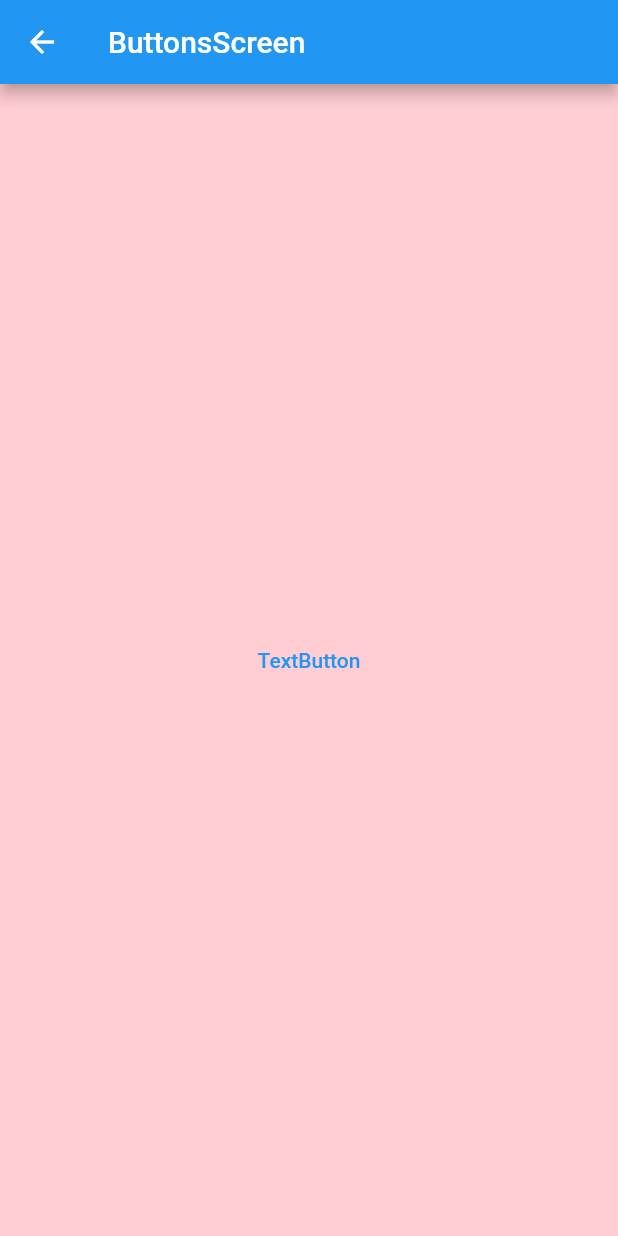
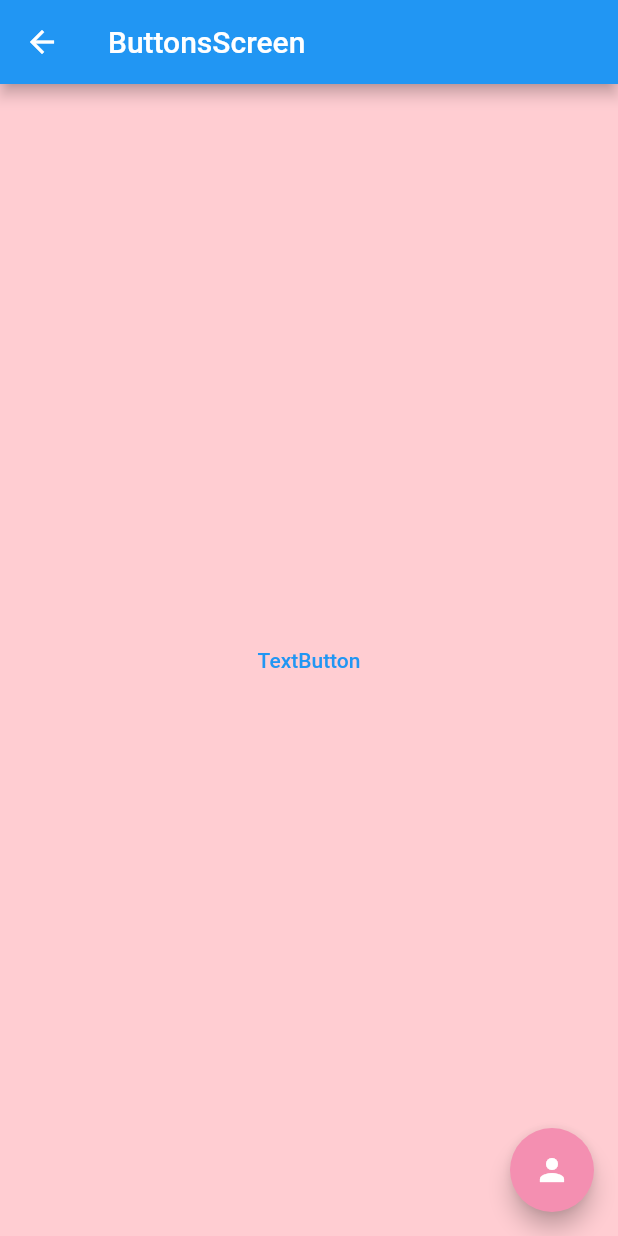
Before and after one commit to ramen2020/flutter_cheat, a Flutter app: the ButtonsScreen screen opened directly, on a phone screen of 412 x 824 dp. Run offline on Flutter 3.47's test engine with Material 2 defaults, Android fonts, the phone set to English and light mode, and no system bars.

Commit message:
add button floatingAction

```diff
--- a/lib/screen/button/buttons_screen.dart
+++ b/lib/screen/button/buttons_screen.dart
@@ -15,6 +15,12 @@ class ButtonsScreen extends StatelessWidget {
               mainAxisAlignment: MainAxisAlignment.center,
               children: <Widget>[
                 TextButton(onPressed: () {}, child: Text('TextButton')),
-                ])));
+              ])),
+      floatingActionButton: FloatingActionButton(
+        onPressed: () {},
+        child: const Icon(Icons.person),
+        backgroundColor: Colors.pink[200],
+      ),
+    );
   }
 }
```
Lines whose indentation alone changed are shown as unchanged.
